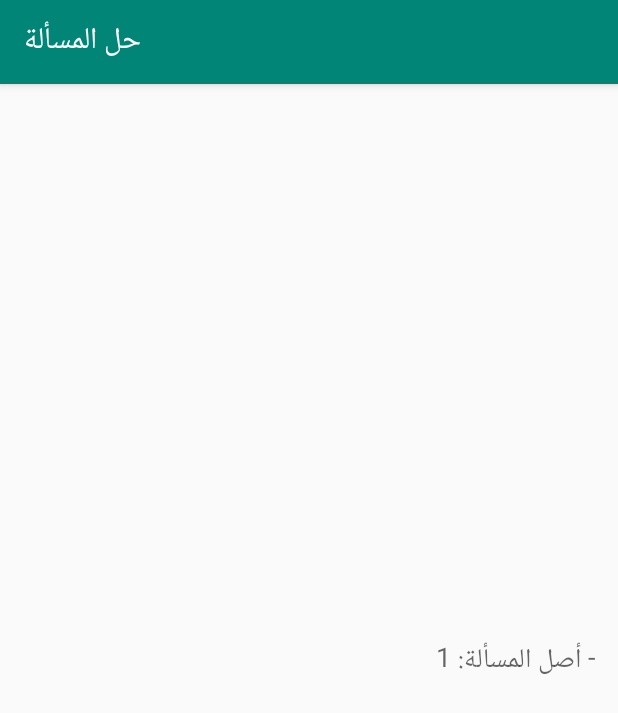
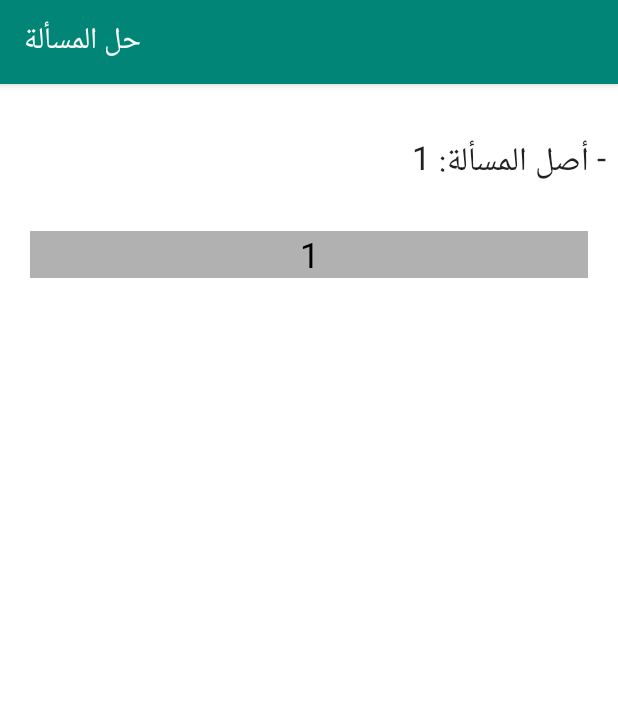
Before and after one commit to cdjalel/Zaid, an Android app: the Activity8 screen opened directly, with no data from a screen before it, on a phone screen of 412 x 824 dp. Shown: the top 713 px of the screen. Run offline under Robolectric (Android 15) with nearby library versions, the light colour scheme and no system bars.

Commit message:
Add table result from haithem & refactor

```diff
--- a/app/src/main/java/com/djalel/android/zaid/Activity8.java
+++ b/app/src/main/java/com/djalel/android/zaid/Activity8.java
@@ -18,14 +18,31 @@
 
 package com.djalel.android.zaid;
 
+import androidx.annotation.RequiresApi;
 import androidx.appcompat.app.AppCompatActivity;
 
+import android.graphics.Color;
+import android.graphics.Paint;
+import android.graphics.Path;
+import android.graphics.drawable.ShapeDrawable;
+import android.graphics.drawable.shapes.RectShape;
+import android.os.Build;
 import android.os.Bundle;
 import android.text.method.ScrollingMovementMethod;
+import android.view.Gravity;
+import android.view.View;
+import android.widget.LinearLayout;
+import android.widget.TableLayout;
+import android.widget.TableRow;
 import android.widget.TextView;
 
+import java.util.ArrayList;
+
 public class Activity8 extends AppCompatActivity {
+
+    LinearLayout mPrincipalLayout;
     private TextView mResultTextView;
+
     @Override
     protected void onCreate(Bundle savedInstanceState) {
         super.onCreate(savedInstanceState);
@@ -33,14 +50,84 @@ public class Activity8 extends AppCompatActivity {
 
         mResultTextView = (TextView) findViewById(R.id.resultTextView);
         mResultTextView.setMovementMethod(new ScrollingMovementMethod());
+        mPrincipalLayout = (LinearLayout) findViewById(R.id.principalLayout);
 //        resultTextView.setTypeface(Typeface.MONOSPACE);
     }
 
     @Override
     protected void onStart() {
         super.onStart();
+        //reinitialisation
+        mPrincipalLayout.removeAllViews();
+        mPrincipalLayout.addView(mResultTextView);
 
         ZaidApplication app = (ZaidApplication) this.getApplication();
         mResultTextView.setText(app.hissabMawarith());
+        mPrincipalLayout.addView(printTable(app));
+    }
+
+    @RequiresApi(api = Build.VERSION_CODES.JELLY_BEAN_MR1)
+    public TableLayout printTable(ZaidApplication app){
+        TableLayout mawarithTable = new TableLayout(this);
+        mawarithTable.setStretchAllColumns(true);
+        mawarithTable.setShrinkAllColumns(true);
+
+        TableLayout.LayoutParams lp = new TableLayout.LayoutParams();
+        lp.setMargins(30,0,30, 60);
+        mawarithTable.setLayoutParams(lp);
+
+        TableRow r;
+        Massala massala = app.getMassala();
+        if (massala.getAwl() != 0) {
+            //row of awl
+            r = new TableRow(this);
+            r.addView(createHeadTextView(String.valueOf(massala.getAwl())),0);
+            mawarithTable.addView(r);
+
+            //row of asl
+            r = new TableRow(this);
+            r.addView(createHeadTextView(massala.getAsl() + " ع"),0);
+            mawarithTable.addView(r);
+        } else {
+            r = new TableRow(this);
+            r.addView(createHeadTextView(String.valueOf(massala.getAsl())),0);
+            mawarithTable.addView(r);
+        }
+
+        for (Mirath m : massala.getMawarith()) {
+            r = new TableRow(this);
+            r.addView(createCellTextView(m.getNassibTxt()));
+            r.addView(createCellTextView(m.getIsm()));
+            r.addView(createCellTextView(m.getHokom()));
+            mawarithTable.addView(r);
+        }
+
+        return mawarithTable;
+    }
+
+    private TextView createHeadTextView(CharSequence txt) {
+        TextView head = new TextView(this);
+
+        head.setTextSize(23);
+        head.setTextColor(Color.BLACK);
+        head.setGravity(Gravity.CENTER);
+        head.setBackgroundColor(Color.rgb(177, 177, 177));
+        head.setTextDirection(View.TEXT_DIRECTION_RTL);
+        head.setText(txt);
+
+        return head;
+    }
+
+    private TextView createCellTextView(CharSequence txt) {
+        TextView cell = new TextView(this);
+
+        cell.setTextSize(23);
+        cell.setTextColor(Color.BLACK);
+        cell.setGravity(Gravity.CENTER);
+        cell.setBackgroundColor(Color.rgb(225, 225, 225));
+        cell.setTextDirection(View.TEXT_DIRECTION_RTL);
+        cell.setText(txt);
+
+        return cell;
     }
 }
--- a/app/src/main/java/com/djalel/android/zaid/Warith.java
+++ b/app/src/main/java/com/djalel/android/zaid/Warith.java
@@ -34,9 +34,9 @@ public enum Warith {
     ABNA_ALABNA("ابن الابن", "ابني الابن", "أبناء الأبناء", "ابن ابن"),
     BANAT_ALABNA("بنت الابن", "بنتي الابن", "بنات الأبناء", "بنت ابن"),
     ALIKHWA_LI_OM("الأخ لأم", "الأخوان لأم", "الإخوة لأم", "خ م"),
-    ALAKHAWAT_LI_OM("الأخت لأم", "الأختان لأم", "الأخوات لأم", "حت م"),
+    ALAKHAWAT_LI_OM("الأخت لأم", "الأختان لأم", "الأخوات لأم", "خت م"),
     ALIKHWA_ALASHIKA("الأخ شقيق", "الأخوان الشقيقان", "الإخوة الأشقاء", "خ ش"),
-    ALAKHAWAT_ASHAKIKAT("الأحت الشقيقة", "الأختان الشقيقتان", "الأخوات الشقيقات", "خت ش"),
+    ALAKHAWAT_ASHAKIKAT("الأخت الشقيقة", "الأختان الشقيقتان", "الأخوات الشقيقات", "خت ش"),
     ALIKHWA_LI_AB("الأخ لأب", "الأخوان لأب", "الإخوة لأب", "خ ب"),
     ALAKHAWAT_LI_AB("الأخت لأب", "الأختان لأب", "الأخوات لأب", "خت ب"),
     ABNA_ALIKHWA_ALASHIKA("ابن الأخ الشقيق", "ابني الأخ الشقيق", "أبناء الإخوة الأشقاء", "ابن خ ش"),
--- a/app/src/main/java/com/djalel/android/zaid/ZaidApplication.java
+++ b/app/src/main/java/com/djalel/android/zaid/ZaidApplication.java
@@ -28,6 +28,8 @@ public class ZaidApplication extends Application {
 
     public WarathaInput getWarathaInput() { return mInput; }
 
+    public Massala getMassala() { return massala; }
+
     public String hissabMawarith() {
         massala = new Massala();
         massala.hissabMawarith(mInput);
--- a/app/src/main/res/layout/activity_8.xml
+++ b/app/src/main/res/layout/activity_8.xml
@@ -17,21 +17,40 @@
   ~  along with Zaid.  If not, see <http://www.gnu.org/licenses/>.
   -->
 
-<LinearLayout xmlns:android="http://schemas.android.com/apk/res/android"
+<androidx.constraintlayout.widget.ConstraintLayout xmlns:android="http://schemas.android.com/apk/res/android"
+    xmlns:app="http://schemas.android.com/apk/res-auto"
     xmlns:tools="http://schemas.android.com/tools"
     android:orientation="vertical" android:layout_width="match_parent"
-    android:layout_height="match_parent"  tools:context=".Activity8">
+    android:layout_height="match_parent"  tools:context="..Activity8"
+    android:background="@android:color/white">
 
 
-    <TextView
-        android:id="@+id/resultTextView"
-        style="@style/Base.TextAppearance.AppCompat.Medium"
+    <ScrollView
         android:layout_width="match_parent"
         android:layout_height="match_parent"
-        android:layout_gravity="center"
-        android:layout_marginRight="10dp"
-        android:gravity="center_vertical|right"
-        android:scrollbars="vertical"
-        android:text="@string/title_activity8" />
+        app:layout_constraintBottom_toBottomOf="parent"
+        app:layout_constraintEnd_toEndOf="parent"
+        app:layout_constraintStart_toStartOf="parent"
+        app:layout_constraintTop_toTopOf="parent"
+        app:layout_constraintVertical_bias="0.50">
 
-</LinearLayout>
+        <LinearLayout
+            android:id="@+id/principalLayout"
+            android:layout_width="match_parent"
+            android:layout_height="match_parent"
+            android:orientation="vertical">
+
+            <TextView
+                android:id="@+id/resultTextView"
+                style="@style/Base.TextAppearance.AppCompat.Large"
+                android:layout_width="match_parent"
+                android:layout_height="match_parent"
+                android:layout_gravity="center"
+                android:layout_marginTop="5dp"
+                android:layout_marginRight="5dp"
+                android:gravity="right|center_vertical"
+                android:text="@string/title_activity8" />
+        </LinearLayout>
+    </ScrollView>
+
+</androidx.constraintlayout.widget.ConstraintLayout>
```
